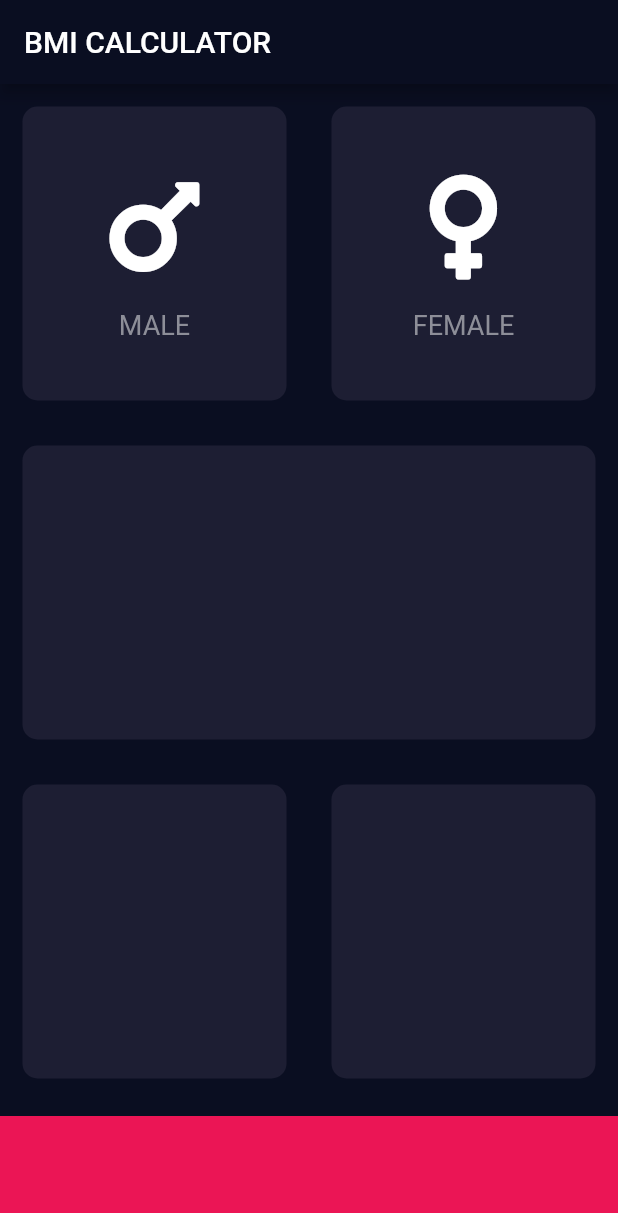
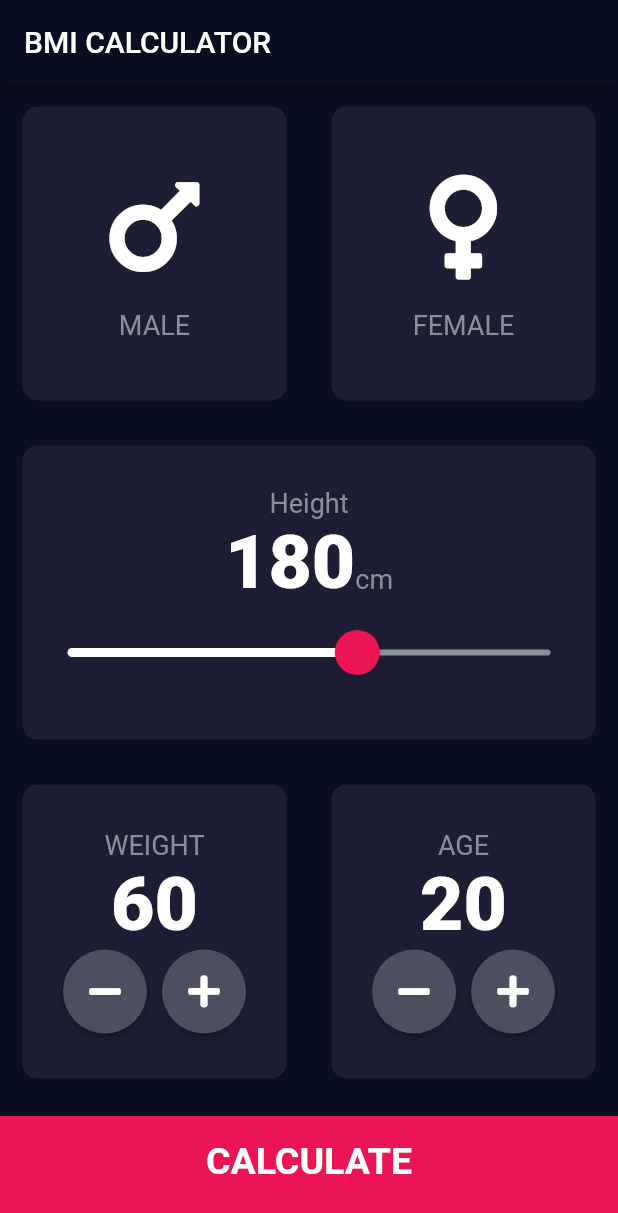
Before and after one commit to hatdoc/BMI_calculator, a Flutter app: the screen it shows after launch, on a phone screen of 412 x 824 dp. Shown: the top 1213 px of the screen. Run offline on Flutter 3.47's test engine with Material 2 defaults, Android fonts, the phone set to English and light mode, and no system bars; our stand-ins replace font_awesome_flutter.

Commit message:
add lots of class and extra page

```diff
--- /dev/null
+++ b/lib/bottom_button.dart
@@ -0,0 +1,28 @@
+import 'package:flutter/material.dart';
+import 'constants.dart';
+
+class BottomButton extends StatelessWidget {
+  BottomButton({@required this.onTap, @required this.buttonTitle});
+
+  final Function onTap;
+  final String buttonTitle;
+  @override
+  Widget build(BuildContext context) {
+    return GestureDetector(
+      onTap: onTap,
+      child: Container(
+        child: Center(
+          child: Text(
+            buttonTitle,
+            style: kLargeButtonTextStyle,
+          ),
+        ),
+        color: kBottomContainercolor,
+        margin: EdgeInsets.only(top: 10),
+        padding: EdgeInsets.only(bottom: 20),
+        width: double.infinity,
+        height: kBottomContainerHeight,
+      ),
+    );
+  }
+}
--- /dev/null
+++ b/lib/constants.dart
@@ -0,0 +1,20 @@
+import 'package:flutter/material.dart';
+
+const kBottomContainerHeight = 80.0;
+const kActivecardcolor = Color(0XFF111328);
+const kInactivecardcolor = Color(0xFF1D1E33);
+const kBottomContainercolor = Color(0xFFEB1555);
+const kLabelTextStyle = TextStyle(fontSize: 18, color: Color(0XFF8D8E98));
+const kNumberTextStyle = TextStyle(
+  fontSize: 50,
+  fontWeight: FontWeight.w900,
+);
+
+const kLargeButtonTextStyle =
+    TextStyle(fontSize: 25, fontWeight: FontWeight.bold);
+
+const kTitleTextStyle = TextStyle(fontSize: 50, fontWeight: FontWeight.bold);
+const kResultTextStyle = TextStyle(
+    color: Color(0xff24d876), fontSize: 22, fontWeight: FontWeight.bold);
+const kBMITextStyle = TextStyle(fontSize: 100, fontWeight: FontWeight.bold);
+const kBodyTextStyle = TextStyle(fontSize: 22);
--- a/lib/icon_content.dart
+++ b/lib/icon_content.dart
@@ -1,6 +1,5 @@
 import 'package:flutter/material.dart';
-
-const labelTextStyle = TextStyle(fontSize: 18, color: Color(0XFF8D8E98));
+import 'constants.dart';
 
 class IconContent extends StatelessWidget {
   IconContent({@required this.icon, @required this.label});
@@ -22,7 +21,7 @@ class IconContent extends StatelessWidget {
         ),
         Text(
           label,
-          style: labelTextStyle,
+          style: kLabelTextStyle,
         ),
       ],
     );
--- a/lib/input_page.dart
+++ b/lib/input_page.dart
@@ -3,11 +3,10 @@ import 'package:flutter/material.dart';
 import 'package:font_awesome_flutter/font_awesome_flutter.dart';
 import 'icon_content.dart';
 import 'reusable_card.dart';
-
-const bottomContainerHeight = 80.0;
-const activecardcolor = Color(0XFF111328);
-const inactivecardcolor = Color(0xFF1D1E33);
-const bottomContainercolor = Color(0xFFEB1555);
+import 'constants.dart';
+import 'results_page.dart';
+import 'bottom_button.dart';
+import 'round_icon.dart';
 
 enum Gender {
   male,
@@ -21,6 +20,9 @@ class InputPage extends StatefulWidget {
 
 class _InputPageState extends State<InputPage> {
   Gender selectedGender;
+  int height = 180;
+  int weight = 60;
+  int age = 20;
   @override
   Widget build(BuildContext context) {
     return Scaffold(
@@ -28,44 +30,37 @@ class _InputPageState extends State<InputPage> {
         title: Text('BMI CALCULATOR'),
       ),
       body: Column(
+        crossAxisAlignment: CrossAxisAlignment.stretch,
         children: [
           Expanded(
             child: Row(
               children: [
                 Expanded(
-                  child: GestureDetector(
-                    onTap: () {
-                      setState(
-                        () {
-                          selectedGender = Gender.male;
-                        },
-                      );
+                  child: ReusableCard(
+                    onPress: () {
+                      setState(() {
+                        selectedGender = Gender.male;
+                      });
                     },
-                    child: ReusableCard(
-                      color: selectedGender == Gender.male
-                          ? activecardcolor
-                          : inactivecardcolor,
-                      cardChild: IconContent(
-                          icon: FontAwesomeIcons.mars, label: 'MALE'),
-                    ),
+                    color: selectedGender == Gender.male
+                        ? kActivecardcolor
+                        : kInactivecardcolor,
+                    cardChild:
+                        IconContent(icon: FontAwesomeIcons.mars, label: 'MALE'),
                   ),
                 ),
                 Expanded(
-                  child: GestureDetector(
-                    onTap: () {
-                      setState(
-                        () {
-                          selectedGender = Gender.female;
-                        },
-                      );
+                  child: ReusableCard(
+                    onPress: () {
+                      setState(() {
+                        selectedGender = Gender.female;
+                      });
                     },
-                    child: ReusableCard(
-                      color: selectedGender == Gender.female
-                          ? activecardcolor
-                          : inactivecardcolor,
-                      cardChild: IconContent(
-                          icon: FontAwesomeIcons.venus, label: 'FEMALE'),
-                    ),
+                    color: selectedGender == Gender.female
+                        ? kActivecardcolor
+                        : kInactivecardcolor,
+                    cardChild: IconContent(
+                        icon: FontAwesomeIcons.venus, label: 'FEMALE'),
                   ),
                 ),
               ],
@@ -73,30 +68,154 @@ class _InputPageState extends State<InputPage> {
           ),
           Expanded(
             child: ReusableCard(
-              color: inactivecardcolor,
+              color: kInactivecardcolor,
+              cardChild: Column(
+                mainAxisAlignment: MainAxisAlignment.center,
+                children: [
+                  Text(
+                    'Height',
+                    style: kLabelTextStyle,
+                  ),
+                  Row(
+                    mainAxisAlignment: MainAxisAlignment.center,
+                    crossAxisAlignment: CrossAxisAlignment.baseline,
+                    textBaseline: TextBaseline.alphabetic,
+                    children: [
+                      Text(
+                        height.toString(),
+                        style: kNumberTextStyle,
+                      ),
+                      Text(
+                        'cm',
+                        style: kLabelTextStyle,
+                      ),
+                    ],
+                  ),
+                  SliderTheme(
+                    data: SliderTheme.of(context).copyWith(
+                      inactiveTrackColor: Color(0xff8d8e98),
+                      activeTrackColor: Colors.white,
+                      thumbColor: Color(0xffeb1555),
+                      overlayColor: Color(0x29eb1555),
+                      thumbShape: RoundSliderThumbShape(enabledThumbRadius: 15),
+                      overlayShape: RoundSliderOverlayShape(overlayRadius: 30),
+                    ),
+                    child: Slider(
+                      value: height.toDouble(),
+                      min: 120.0,
+                      max: 220.0,
+                      onChanged: (double newValue) {
+                        setState(() {
+                          height = newValue.round();
+                        });
+                      },
+                    ),
+                  ),
+                ],
+              ),
             ),
           ),
           Expanded(
             child: Row(
+              mainAxisAlignment: MainAxisAlignment.center,
               children: [
                 Expanded(
                   child: ReusableCard(
-                    color: inactivecardcolor,
+                    color: kInactivecardcolor,
+                    cardChild: Column(
+                      mainAxisAlignment: MainAxisAlignment.center,
+                      children: [
+                        Text(
+                          'WEIGHT',
+                          style: kLabelTextStyle,
+                        ),
+                        Text(
+                          weight.toString(),
+                          style: kNumberTextStyle,
+                        ),
+                        Row(
+                          mainAxisAlignment: MainAxisAlignment.center,
+                          children: [
+                            RoundIconButton(
+                              icon: FontAwesomeIcons.minus,
+                              onPressed: () {
+                                setState(() {
+                                  weight--;
+                                });
+                              },
+                            ),
+                            SizedBox(
+                              width: 10,
+                            ),
+                            RoundIconButton(
+                              icon: FontAwesomeIcons.plus,
+                              onPressed: () {
+                                setState(() {
+                                  weight++;
+                                });
+                              },
+                            ),
+                          ],
+                        ),
+                      ],
+                    ),
                   ),
                 ),
                 Expanded(
                   child: ReusableCard(
-                    color: inactivecardcolor,
+                    color: kInactivecardcolor,
+                    cardChild: Column(
+                      mainAxisAlignment: MainAxisAlignment.center,
+                      children: [
+                        Text(
+                          'AGE',
+                          style: kLabelTextStyle,
+                        ),
+                        Text(
+                          age.toString(),
+                          style: kNumberTextStyle,
+                        ),
+                        Row(
+                          mainAxisAlignment: MainAxisAlignment.center,
+                          children: [
+                            RoundIconButton(
+                              icon: FontAwesomeIcons.minus,
+                              onPressed: () {
+                                setState(() {
+                                  age--;
+                                });
+                              },
+                            ),
+                            SizedBox(
+                              width: 10,
+                            ),
+                            RoundIconButton(
+                              icon: FontAwesomeIcons.plus,
+                              onPressed: () {
+                                setState(() {
+                                  age++;
+                                });
+                              },
+                            ),
+                          ],
+                        ),
+                      ],
+                    ),
                   ),
                 ),
               ],
             ),
           ),
-          Container(
-            color: bottomContainercolor,
-            margin: EdgeInsets.only(top: 10),
-            width: double.infinity,
-            height: bottomContainerHeight,
+          BottomButton(
+            buttonTitle: 'CALCULATE',
+            onTap: () {
+              Navigator.push(
+                context,
+                MaterialPageRoute(
+                  builder: (context) => ResultsPage(),
+                ),
+              );
+            },
           ),
         ],
       ),
--- /dev/null
+++ b/lib/results_page.dart
@@ -0,0 +1,56 @@
+import 'package:bmi_calculator/constants.dart';
+import 'package:flutter/cupertino.dart';
+import 'package:flutter/material.dart';
+import 'reusable_card.dart';
+
+class ResultsPage extends StatelessWidget {
+  @override
+  Widget build(BuildContext context) {
+    return Scaffold(
+      appBar: AppBar(
+        title: Text(
+          'BMI CALCULATOR',
+        ),
+      ),
+      body: Column(
+        mainAxisAlignment: MainAxisAlignment.spaceEvenly,
+        crossAxisAlignment: CrossAxisAlignment.stretch,
+        children: [
+          Expanded(
+            child: Container(
+              child: Text(
+                'Your Result',
+                style: kTitleTextStyle,
+              ),
+            ),
+          ),
+          Expanded(
+            flex: 5,
+            child: ReusableCard(
+              color: kActivecardcolor,
+              cardChild: Column(
+                mainAxisAlignment: MainAxisAlignment.spaceEvenly,
+                crossAxisAlignment: CrossAxisAlignment.center,
+                children: [
+                  Text(
+                    'Normal',
+                    style: kResultTextStyle,
+                  ),
+                  Text(
+                    '18.3',
+                    style: kBMITextStyle,
+                  ),
+                  Text(
+                    'Your BMI is quite low',
+                    textAlign: TextAlign.center,
+                    style: kBodyTextStyle,
+                  ),
+                ],
+              ),
+            ),
+          ),
+        ],
+      ),
+    );
+  }
+}
--- a/lib/reusable_card.dart
+++ b/lib/reusable_card.dart
@@ -1,19 +1,22 @@
 import 'package:flutter/material.dart';
 
 class ReusableCard extends StatelessWidget {
-  ReusableCard({@required this.color, this.cardChild});
+  ReusableCard({@required this.color, this.cardChild, this.onPress});
 
   final Color color;
   final Widget cardChild;
-
+  final Function onPress;
   @override
   Widget build(BuildContext context) {
-    return Container(
-      child: cardChild,
-      margin: EdgeInsets.all(15),
-      decoration: BoxDecoration(
-        borderRadius: BorderRadius.circular(10),
-        color: this.color,
+    return GestureDetector(
+      onTap: onPress,
+      child: Container(
+        child: cardChild,
+        margin: EdgeInsets.all(15),
+        decoration: BoxDecoration(
+          borderRadius: BorderRadius.circular(10),
+          color: this.color,
+        ),
       ),
     );
   }
--- /dev/null
+++ b/lib/round_icon.dart
@@ -0,0 +1,17 @@
+import 'package:flutter/material.dart';
+
+class RoundIconButton extends StatelessWidget {
+  RoundIconButton({@required this.icon, @required this.onPressed});
+  final IconData icon;
+  final Function onPressed;
+  @override
+  Widget build(BuildContext context) {
+    return RawMaterialButton(
+      child: Icon(icon),
+      onPressed: onPressed,
+      shape: CircleBorder(),
+      fillColor: Color(0xff4c4f5e),
+      constraints: BoxConstraints.tightFor(width: 56, height: 56),
+    );
+  }
+}
```
